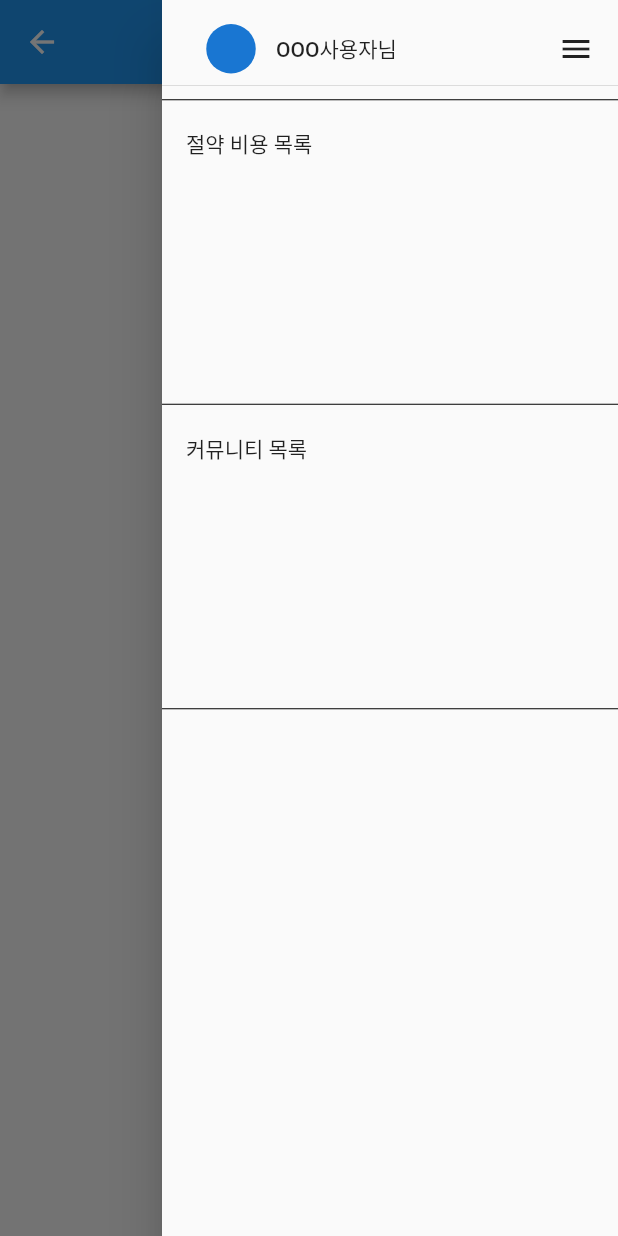
After one commit to hyvnua/Capstone_Design, a Flutter app: the menu screen opened directly, with the side drawer open, on a phone screen of 412 x 824 dp. The commit adds this screen. Run offline on Flutter 3.47's test engine with Material 2 defaults, Android fonts, the phone set to English and light mode, and no system bars.

Commit message:
Update New Files

```diff
--- /dev/null
+++ b/lib/menu.dart
@@ -0,0 +1,54 @@
+import 'package:flutter/material.dart';
+
+class menu extends StatelessWidget {
+
+  @override
+  Widget build(BuildContext context) {
+    return Scaffold(
+      endDrawer: Drawer( //side menu 구현(메뉴화면)
+        child: ListView(
+          children: <Widget>[
+            Container(
+              height : 65.0,  // 사용자 정보 목록 높이 설정
+              child: DrawerHeader( //사용자 정보 목록
+                child: Row(
+                  crossAxisAlignment: CrossAxisAlignment.center,
+                  children: <Widget>[
+                    CircleAvatar(
+                      //backgroundImage: ,
+                      radius: 30.0,
+                    ),
+                    Expanded(
+                      child: Text("OOO사용자님"),
+                    ),
+                    Icon(Icons.menu),
+                  ],
+                ),
+              ),
+            ),
+            Divider(height: 3.0, color: Colors.black,),
+            Container(
+              height : 200,
+              child: ListTile(   //절약 비용 목록
+
+                title: Text("절약 비용 목록"),
+              ),
+
+            ),
+            Divider(height: 3.0, color: Colors.black,),
+            Container(
+              height : 200,
+              child: ListTile(   //커뮤니티 목록
+                title: Text("커뮤니티 목록"),
+              ),
+            ),
+            Divider(height: 3.0, color: Colors.black,),
+          ],
+        ),
+      ),
+      appBar: AppBar( //appbar 구현 (고정)
+
+      ),
+    );
+  }
+}
```
Also changed, not shown: lib/communication.dart (+32 -0 lines), lib/home.dart (added, +67 -0 lines), lib/main.dart (+9 -54 lines).
